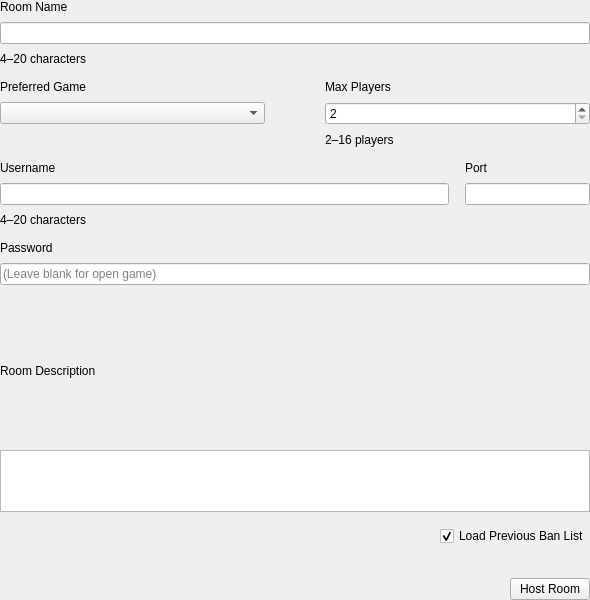
AC-Storm-YT/Lichii, file src/lichii/multiplayer/host_room.ui: the form before one commit.
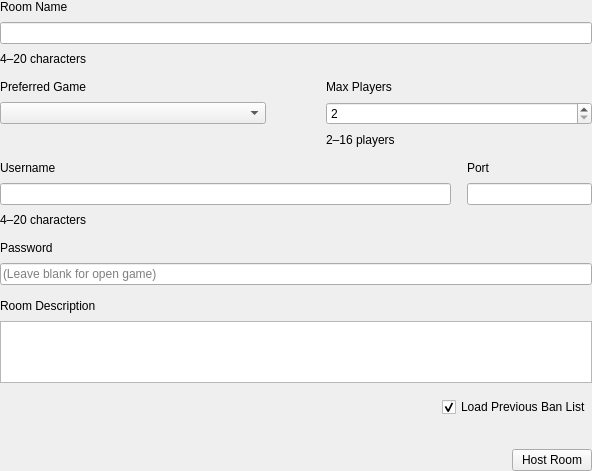
The form after the commit.

Commit message: Spotlight dialogs: give content sizes, as d0714ab grows them by the card

```diff
--- a/src/lichii/multiplayer/host_room.ui
+++ b/src/lichii/multiplayer/host_room.ui
@@ -2,7 +2,7 @@
 <ui version="4.0">
  <class>HostRoom</class>
  <widget class="QWidget" name="HostRoom">
-  <property name="geometry"><rect><x>0</x><y>0</y><width>590</width><height>600</height></rect></property>
+  <property name="geometry"><rect><x>0</x><y>0</y><width>592</width><height>100</height></rect></property>
   <property name="windowTitle"><string>Create Room</string></property>
   <layout class="QVBoxLayout" name="verticalLayout">
    <property name="spacing"><number>14</number></property>
```
The commit also changes 7 other files.
